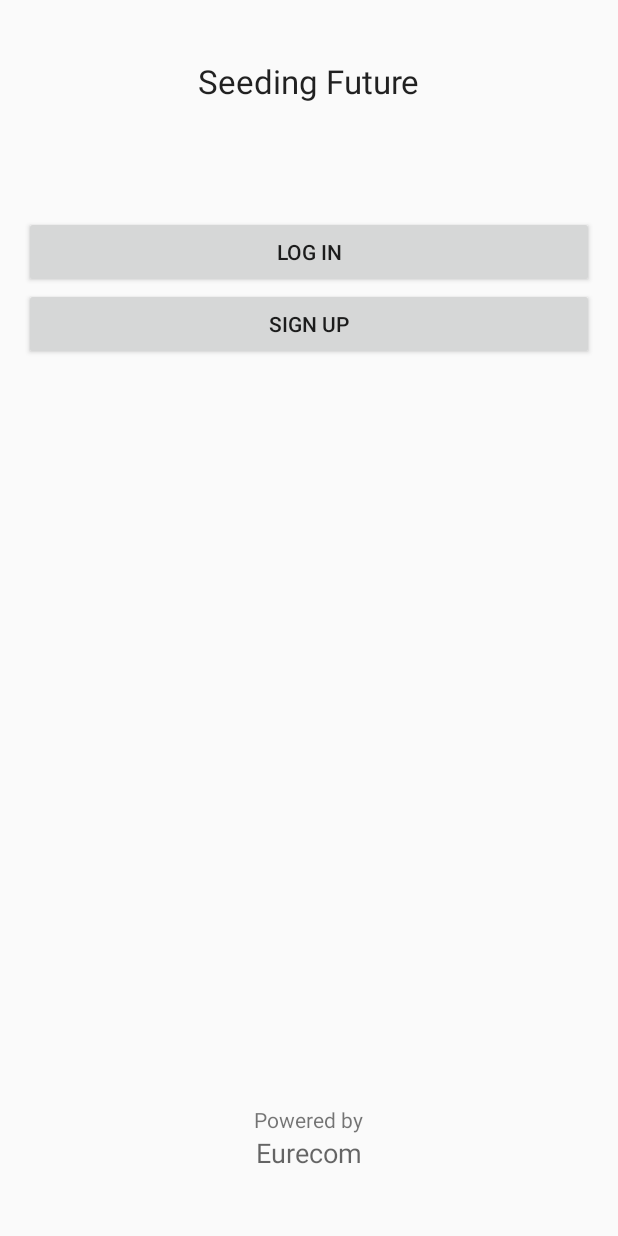
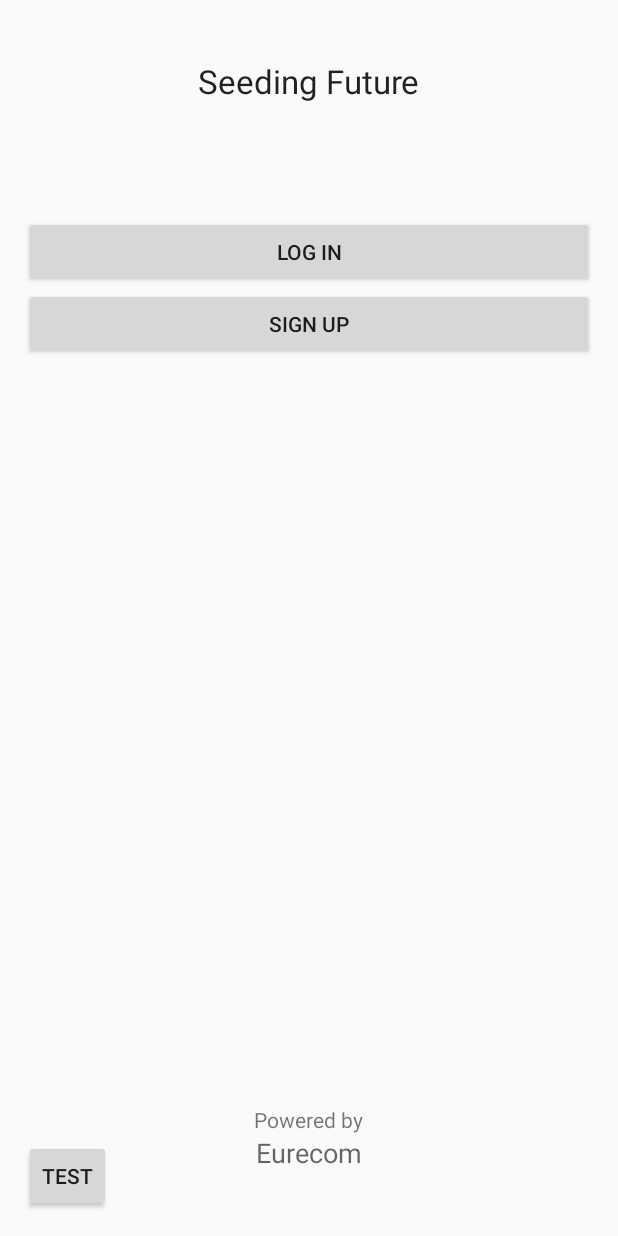
Before and after one commit to antonioBazco/greenSeedProject, an Android app: the screen it shows after launch (WelcomeActivity), on a phone screen of 412 x 824 dp. Run offline under Robolectric (Android 15) with nearby library versions, the light colour scheme and no system bars.

Commit message:
added test button

```diff
--- a/app/src/main/java/greenseed/eurecom/fr/greenseed/WelcomeActivity.java
+++ b/app/src/main/java/greenseed/eurecom/fr/greenseed/WelcomeActivity.java
@@ -35,4 +35,8 @@ public class WelcomeActivity extends Activity {
             }
         });
     }
+    public void testFunc(View v){
+        Button button = (Button) v;
+        ((Button) v).setText("clicked");
+    }
 }
--- a/app/src/main/res/layout/activity_welcome.xml
+++ b/app/src/main/res/layout/activity_welcome.xml
@@ -62,4 +62,15 @@
         android:text="@string/slogan"
         android:textAppearance="?android:attr/textAppearanceLarge" />
 
+    <Button
+        style="?android:attr/buttonStyleSmall"
+        android:layout_width="wrap_content"
+        android:layout_height="wrap_content"
+        android:text="test"
+        android:id="@+id/buttonTest"
+        android:layout_alignParentBottom="true"
+        android:layout_alignParentLeft="true"
+        android:layout_alignParentStart="true"
+        android:onClick="testFunc"/>
+
 </RelativeLayout>
```
